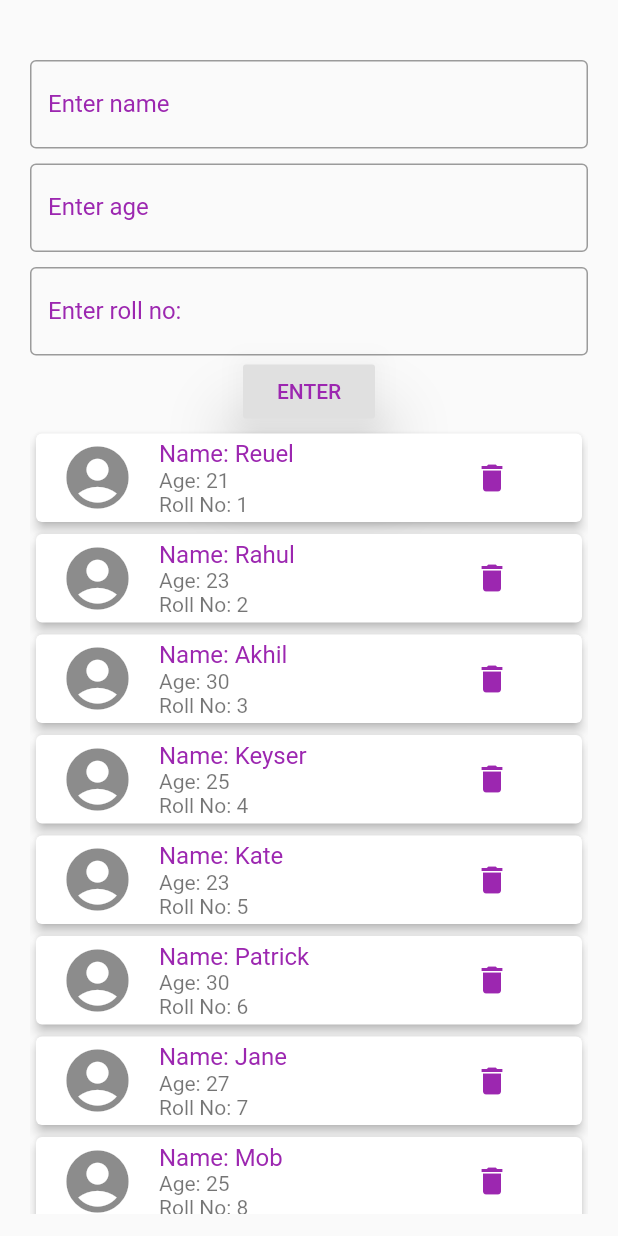
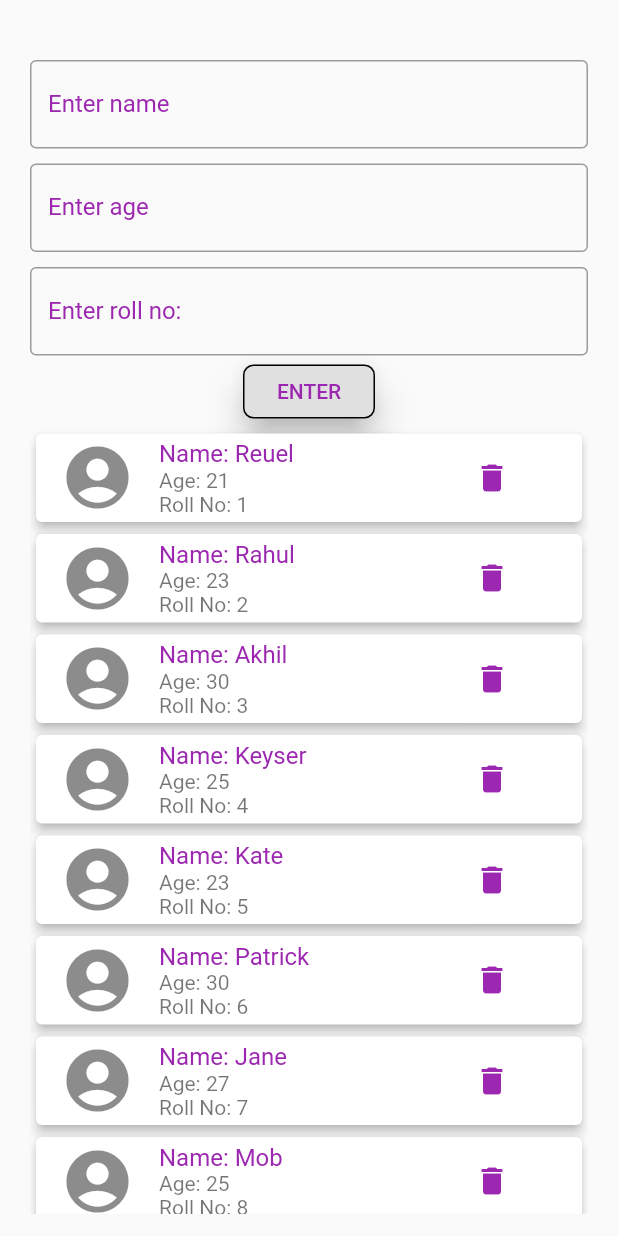
Before and after one commit to akbersalim/flutter-class-12, a Flutter app: the screen it shows after launch, on a phone screen of 412 x 824 dp. Run offline on Flutter 3.47's test engine with Material 2 defaults, Android fonts, the phone set to English and light mode, and no system bars.

Commit message:
Material Buttons Added

```diff
--- a/lib/main.dart
+++ b/lib/main.dart
@@ -83,9 +83,9 @@ class _MyBodyState extends State<MyBody> {
                   border: OutlineInputBorder()),
             ),
             RaisedButton(
-              elevation: 20.0,
-              highlightElevation: 2.0,
-              splashColor: Colors.purple,
+              elevation: 10.0,
+              highlightElevation: 1.0,
+              splashColor: Colors.purpleAccent,
               onPressed: () {
                 var nam = namecontroller.text;
                 var rno = rnocontroller.text;
@@ -99,6 +99,7 @@ class _MyBodyState extends State<MyBody> {
                   age.add(int.parse(ag));
                 });
               },
+              shape: OutlineInputBorder(borderRadius: BorderRadius.circular(7.0)),
               child: Text(
                 "ENTER",
                 style: TextStyle(color: Colors.purple),
@@ -132,7 +133,7 @@ class _MyBodyState extends State<MyBody> {
                               rollno.removeAt(index);
                             });
                           },
-                          splashColor: Colors.white,
+                          highlightColor: Colors.purpleAccent,
                           shape: CircleBorder(),
                           elevation: 20.0,
                           child: Icon(
```
